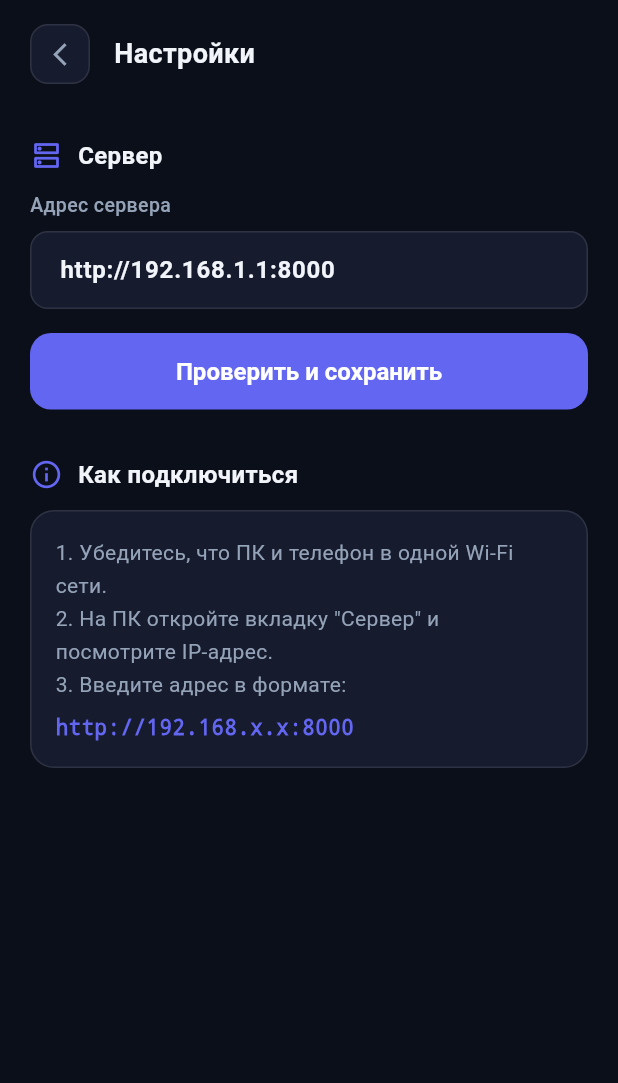
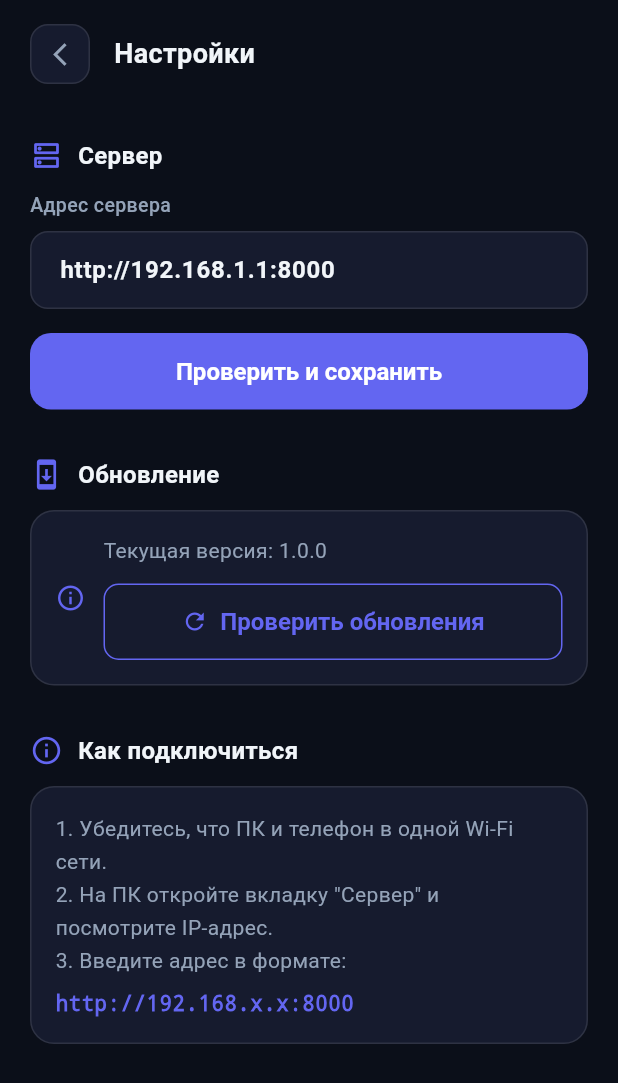
Before and after one commit to KiTiKeT9/allegra-orders, a Flutter app: the SettingsScreen screen opened by its route, on a phone screen of 412 x 824 dp. Shown: the top 1083 px of the screen. Run offline on Flutter 3.47's test engine with Material 3 defaults, Android fonts, the light colour scheme and no system bars; our stand-ins replace image_picker, package_info_plus, shared_preferences; missing offline and left inert: mobile_scanner; accounts and stored records are empty; network calls fail.

Commit message:
Add auto-update for desktop (electron-updater) and Android (GitHub releases check)

```diff
--- a/desktop/package.json
+++ b/desktop/package.json
@@ -44,7 +44,8 @@
   "dependencies": {
     "express": "^4.18.2",
     "multer": "^1.4.5-lts.1",
-    "cors": "^2.8.5"
+    "cors": "^2.8.5",
+    "electron-updater": "^6.1.7"
   },
   "devDependencies": {
     "electron": "^28.0.0",
--- a/lib/screens/home_screen.dart
+++ b/lib/screens/home_screen.dart
@@ -6,6 +6,7 @@ import 'package:provider/provider.dart';
 import 'upload_screen.dart';
 import 'settings_screen.dart';
 import '../services/order_service.dart';
+import '../services/update_service.dart';
 
 class HomeScreen extends StatefulWidget {
   const HomeScreen({super.key});
@@ -28,6 +29,9 @@ class _HomeScreenState extends State<HomeScreen> with SingleTickerProviderStateM
       vsync: this,
       duration: const Duration(milliseconds: 1500),
     )..repeat(reverse: true);
+    WidgetsBinding.instance.addPostFrameCallback((_) {
+      UpdateService.checkForUpdate(context);
+    });
   }
 
   @override
--- a/lib/screens/settings_screen.dart
+++ b/lib/screens/settings_screen.dart
@@ -1,7 +1,9 @@
 import 'package:flutter/material.dart';
 import 'package:flutter/services.dart';
 import 'package:provider/provider.dart';
+import 'package:package_info_plus/package_info_plus.dart';
 import '../services/order_service.dart';
+import '../services/update_service.dart';
 
 class SettingsScreen extends StatefulWidget {
   const SettingsScreen({super.key});
@@ -121,6 +123,55 @@ class _SettingsScreenState extends State<SettingsScreen> {
 
                   const SizedBox(height: 32),
 
+                  // Update
+                  _SectionTitle(icon: Icons.system_update, title: 'Обновление'),
+                  const SizedBox(height: 12),
+                  FutureBuilder<PackageInfo>(
+                    future: PackageInfo.fromPlatform(),
+                    builder: (context, snapshot) {
+                      final version = snapshot.hasData ? snapshot.data!.version : '...';
+                      return Container(
+                        padding: const EdgeInsets.all(16),
+                        decoration: BoxDecoration(
+                          color: const Color(0xFF161B2E),
+                          borderRadius: BorderRadius.circular(16),
+                          border: Border.all(color: const Color(0x1AFFFFFF)),
+                        ),
+                        child: Row(
+                          children: [
+                            const Icon(Icons.info_outline, color: Color(0xFF6366F1), size: 20),
+                            const SizedBox(width: 12),
+                            Expanded(
+                              child: Column(
+                                crossAxisAlignment: CrossAxisAlignment.start,
+                                children: [
+                                  Text('Текущая версия: $version',
+                                      style: const TextStyle(fontSize: 14, color: Color(0xFF94A3B8))),
+                                  const SizedBox(height: 12),
+                                  SizedBox(
+                                    width: double.infinity,
+                                    child: OutlinedButton.icon(
+                                      onPressed: () => UpdateService.checkForUpdate(context, force: true),
+                                      icon: const Icon(Icons.refresh, size: 18),
+                                      label: const Text('Проверить обновления'),
+                                      style: OutlinedButton.styleFrom(
+                                        foregroundColor: const Color(0xFF6366F1),
+                                        side: const BorderSide(color: Color(0xFF6366F1)),
+                                        shape: RoundedRectangleBorder(borderRadius: BorderRadius.circular(10)),
+                                      ),
+                                    ),
+                                  ),
+                                ],
+                              ),
+                            ),
+                          ],
+                        ),
+                      );
+                    },
+                  ),
+
+                  const SizedBox(height: 32),
+
                   // Help
                   _SectionTitle(icon: Icons.info_outline, title: 'Как подключиться'),
                   const SizedBox(height: 12),
--- a/pubspec.yaml
+++ b/pubspec.yaml
@@ -16,6 +16,9 @@ dependencies:
     provider: ^6.1.1
     permission_handler: ^11.2.0
     shared_preferences: ^2.2.2
+  package_info_plus: ^8.0.0
+  url_launcher: ^6.2.0
+  dio: ^5.4.0
 
 dev_dependencies:
     flutter_test:
```
Also changed, not shown: lib/services/update_service.dart (added, +140 -0 lines), 4 other files.
